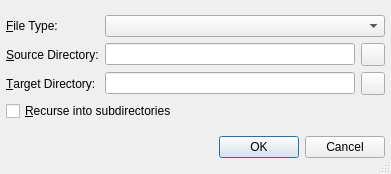
Qt form Project/AddDirectoryDialog.ui (testmana2/test) before a commit.
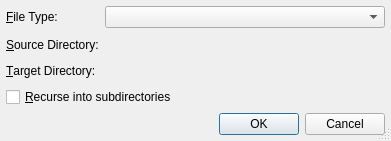
The same form after that commit. Custom widgets are drawn as their Qt base class.

Commit message: Modified more dialogs to use the path picker widgets.

What changed in the file:
```diff
--- a/Project/AddDirectoryDialog.ui
+++ b/Project/AddDirectoryDialog.ui
@@ -7,7 +7,7 @@
     <x>0</x>
     <y>0</y>
     <width>391</width>
-    <height>174</height>
+    <height>141</height>
    </rect>
   </property>
   <property name="windowTitle">
@@ -23,47 +23,72 @@
   <property name="sizeGripEnabled">
    <bool>true</bool>
   </property>
-  <layout class="QVBoxLayout">
-   <item>
-    <layout class="QGridLayout">
-     <item row="0" column="1" colspan="2">
+  <layout class="QGridLayout" name="gridLayout">
+   <item row="0" column="0">
+    <widget class="QLabel" name="textLabel1">
+     <property name="text">
+      <string>&amp;File Type:</string>
+     </property>
+     <property name="buddy">
+      <cstring>filterComboBox</cstring>
+     </property>
+    </widget>
+   </item>
+   <item row="0" column="1">
       <widget class="QComboBox" name="filterComboBox"/>
      </item>
-     <item row="2" column="0">
-      <widget class="QLabel" name="targetDirLabel">
+   <item row="1" column="0">
+    <widget class="QLabel" name="sourceDirLabel">
        <property name="text">
-        <string>&amp;Target Directory:</string>
+      <string>&amp;Source Directory:</string>
        </property>
        <property name="buddy">
-        <cstring>targetDirEdit</cstring>
+      <cstring>sourceDirPicker</cstring>
        </property>
       </widget>
      </item>
      <item row="1" column="1">
-      <widget class="QLineEdit" name="sourceDirEdit">
+    <widget class="E5PathPicker" name="sourceDirPicker" native="true">
+     <property name="sizePolicy">
+      <sizepolicy hsizetype="Expanding" vsizetype="Preferred">
+       <horstretch>0</horstretch>
+       <verstretch>0</verstretch>
+      </sizepolicy>
+     </property>
+     <property name="focusPolicy">
+      <enum>Qt::StrongFocus</enum>
+     </property>
        <property name="toolTip">
         <string>Enter the name of the directory to add</string>
        </property>
        <property name="whatsThis">
         <string>&lt;b&gt;Source Directory&lt;/b&gt;
 &lt;p&gt;Enter the name of the directory to add to the current project.
- You may select it with a dialog by pressing the button to
- the right.&lt;/p&gt;</string>
+ You may select it with a dialog by pressing the button to the right.&lt;/p&gt;</string>
        </property>
       </widget>
      </item>
-     <item row="3" column="0" colspan="3">
-      <widget class="QCheckBox" name="recursiveCheckBox">
-       <property name="toolTip">
-        <string>Select, whether a recursive add should be performed</string>
-       </property>
+   <item row="2" column="0">
+    <widget class="QLabel" name="targetDirLabel">
        <property name="text">
-        <string>&amp;Recurse into subdirectories</string>
+      <string>&amp;Target Directory:</string>
+     </property>
+     <property name="buddy">
+      <cstring>targetDirPicker</cstring>
        </property>
       </widget>
      </item>
      <item row="2" column="1">
-      <widget class="QLineEdit" name="targetDirEdit">
+    <widget class="E5PathPicker" name="targetDirPicker" native="true">
+     <property name="sizePolicy">
+      <sizepolicy hsizetype="Expanding" vsizetype="Preferred">
+       <horstretch>0</horstretch>
+       <verstretch>0</verstretch>
+      </sizepolicy>
+     </property>
+     <property name="focusPolicy">
+      <enum>Qt::StrongFocus</enum>
+     </property>
        <property name="toolTip">
         <string>Enter the target directory for the file</string>
        </property>
@@ -74,45 +99,17 @@
        </property>
       </widget>
      </item>
-     <item row="1" column="0">
-      <widget class="QLabel" name="sourceDirLabel">
-       <property name="text">
-        <string>&amp;Source Directory:</string>
-       </property>
-       <property name="buddy">
-        <cstring>sourceDirEdit</cstring>
-       </property>
-      </widget>
-     </item>
-     <item row="0" column="0">
-      <widget class="QLabel" name="textLabel1">
+   <item row="3" column="0" colspan="2">
+    <widget class="QCheckBox" name="recursiveCheckBox">
+     <property name="toolTip">
+      <string>Select, whether a recursive add should be performed</string>
+     </property>
        <property name="text">
-        <string>&amp;File Type:</string>
-       </property>
-       <property name="buddy">
-        <cstring>filterComboBox</cstring>
-       </property>
-      </widget>
-     </item>
-     <item row="1" column="2">
-      <widget class="QToolButton" name="sourceDirButton">
-       <property name="whatsThis">
-        <string>&lt;b&gt;Source Directory&lt;/b&gt;
-&lt;p&gt;Select the source directory via a directory selection dialog.&lt;/p&gt;</string>
-       </property>
-      </widget>
-     </item>
-     <item row="2" column="2">
-      <widget class="QToolButton" name="targetDirButton">
-       <property name="whatsThis">
-        <string>&lt;b&gt;Target Directory&lt;/b&gt;
-&lt;p&gt;Select the target directory via a directory selection dialog.&lt;/p&gt;</string>
-       </property>
-      </widget>
-     </item>
-    </layout>
-   </item>
-   <item>
+      <string>&amp;Recurse into subdirectories</string>
+     </property>
+    </widget>
+   </item>
+   <item row="4" column="0" colspan="2">
     <widget class="QDialogButtonBox" name="buttonBox">
      <property name="orientation">
       <enum>Qt::Horizontal</enum>
@@ -126,6 +123,14 @@
  </widget>
  <layoutdefault spacing="6" margin="6"/>
  <pixmapfunction>qPixmapFromMimeSource</pixmapfunction>
+ <customwidgets>
+  <customwidget>
+   <class>E5PathPicker</class>
+   <extends>QWidget</extends>
+   <header>E5Gui/E5PathPicker.h</header>
+   <container>1</container>
+  </customwidget>
+ </customwidgets>
  <tabstops>
   <tabstop>filterComboBox</tabstop>
   <tabstop>sourceDirEdit</tabstop>
```
Left out of the diff: 6 changed lines with no effect on the pictures. Lines whose indentation alone changed are shown as unchanged. The commit also changes 37 other files.
